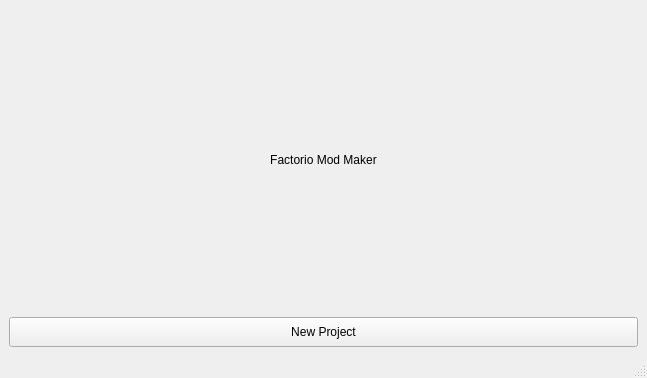
Qt form ui/mainwindow.ui (adamalbu/factorio-mod-maker) before a commit.
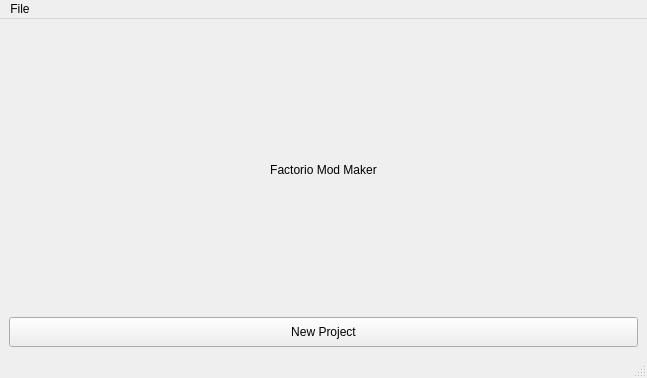
The same form after that commit.

Patch:
```diff
--- a/ui/mainwindow.ui
+++ b/ui/mainwindow.ui
@@ -76,6 +76,14 @@
      <height>19</height>
     </rect>
    </property>
+   <widget class="QMenu" name="menuFile">
+    <property name="title">
+     <string>File</string>
+    </property>
+    <addaction name="actionNew"/>
+    <addaction name="actionOpen"/>
+   </widget>
+   <addaction name="menuFile"/>
   </widget>
   <widget class="QStatusBar" name="statusbar"/>
  </widget>
```
Left out of the diff: 10 changed lines with no effect on the pictures.
